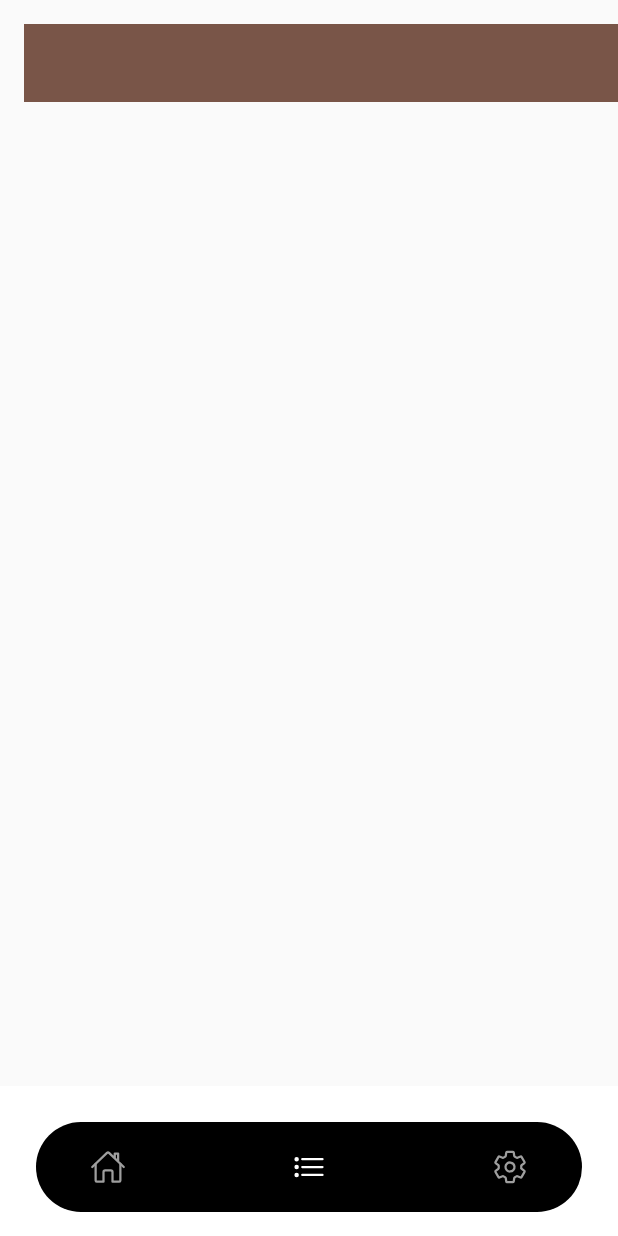
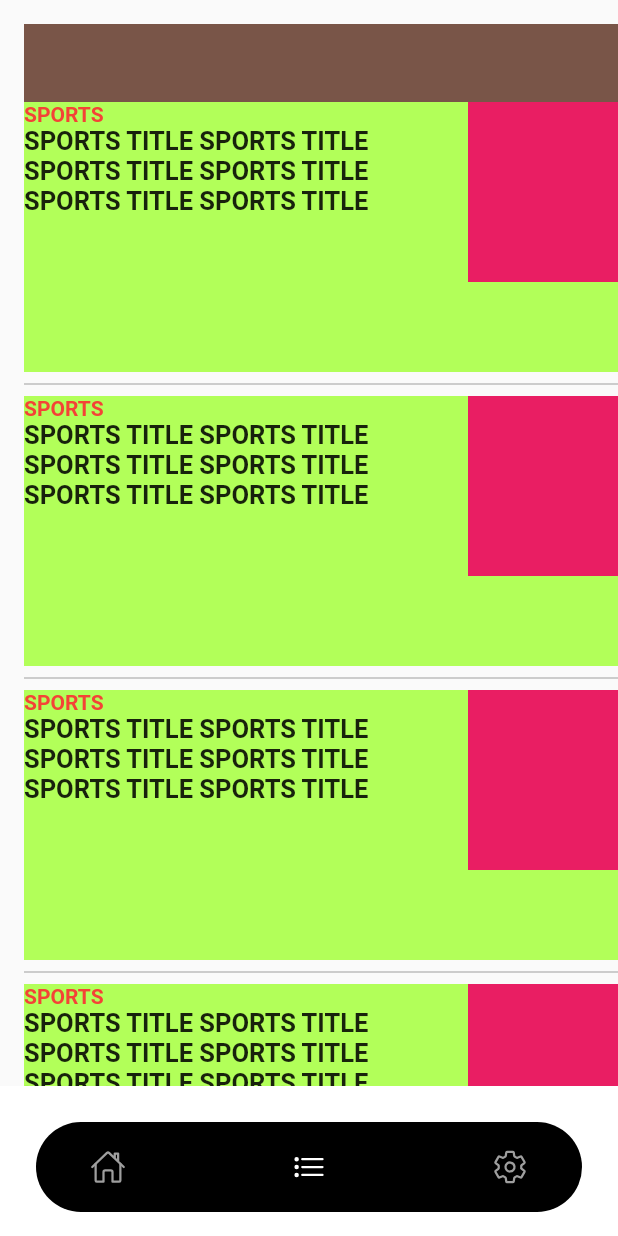
Before and after one commit to JAICHANGPARK/flutter_notebook_chapter_24, a Flutter app: the NewsAppMainPage screen opened directly, item 2 of the bottom bar chosen, on a phone screen of 412 x 824 dp. Run offline on Flutter 3.47's test engine with Material 2 defaults, Android fonts, the phone set to English and light mode, and no system bars; our stand-ins replace flutter_riverpod, freezed_annotation, ionicons, percent_indicator; missing offline and left inert: crypto_font_icons; network calls fail.

Commit message:
Update news_app_main_apge.dart

```diff
--- a/lib/ep1377_news_app/view/news_app_main_apge.dart
+++ b/lib/ep1377_news_app/view/news_app_main_apge.dart
@@ -225,9 +225,58 @@ class _NewsAppMainPageState extends State<NewsAppMainPage> {
                       Container(
                         height: 52,
                         color: Colors.brown,
-                      )
+                      ),
+                      Expanded(
+                        child: ListView.separated(
+                          itemCount: 10,
+                          separatorBuilder: (context, _) => Divider(
+                            color: Colors.grey,
+                          ),
+                          itemBuilder: (context, index) {
+                            return Container(
+                              height: 180,
+                              color: Colors.lightGreenAccent,
+                              child: Column(
+                                children: [
+                                  Row(
+                                    crossAxisAlignment: CrossAxisAlignment.start,
+                                    children: [
+                                      Expanded(
+                                        child: Column(
+                                          crossAxisAlignment: CrossAxisAlignment.start,
+                                          children: [
+                                            Text(
+                                              "SPORTS",
+                                              style: TextStyle(
+                                                fontWeight: FontWeight.bold,
+                                                color: Colors.red,
+                                              ),
+                                            ),
+                                            Text(
+                                                "SPORTS TITLE SPORTS TITLE SPORTS TITLE SPORTS TITLE SPORTS TITLE SPORTS TITLE ",
+
+                                            style: TextStyle(
+                                              fontWeight: FontWeight.bold,
+                                              fontSize: 17
+                                            ),),
+                                          ],
+                                        ),
+                                      ),
+                                      Container(
+                                        height: 120,
+                                        width: 100,
+                                        color: Colors.pink,
+                                      )
+                                    ],
+                                  )
+                                ],
+                              ),
+                            );
+                          },
+                        ),
+                      ),
                     ],
-                  )
+                  ),
                 ],
               ),
             ),
```
